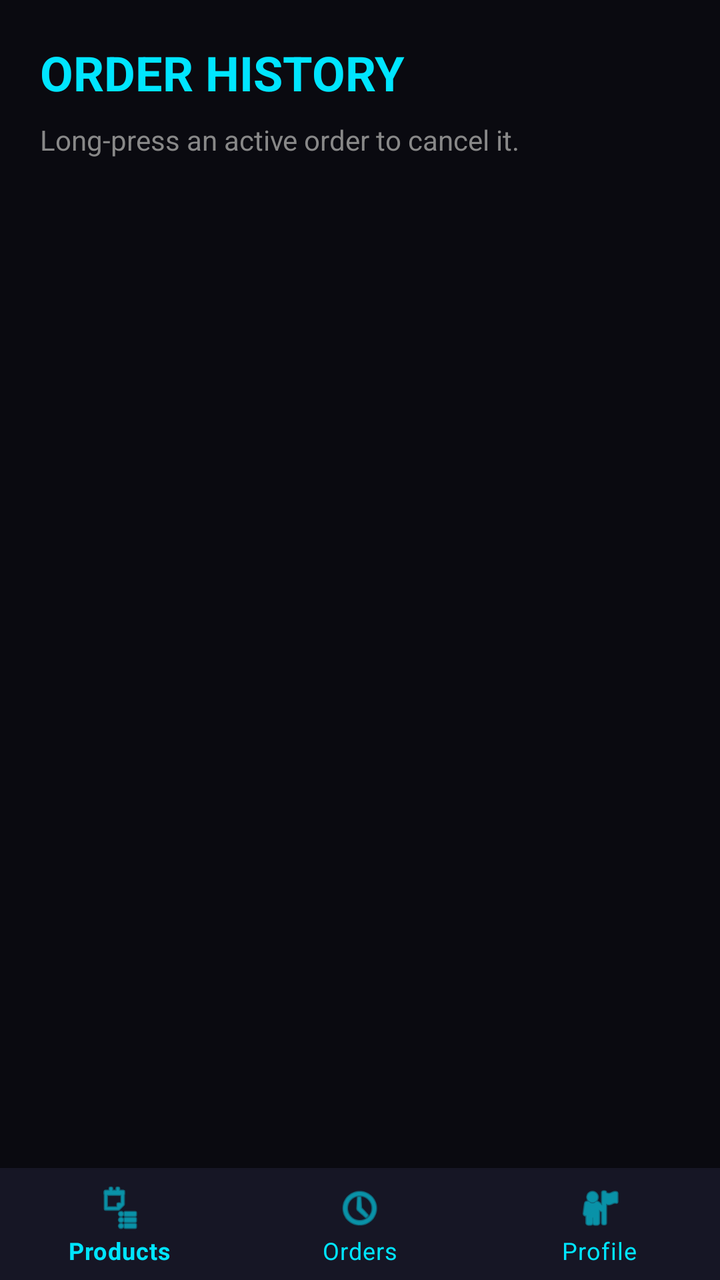
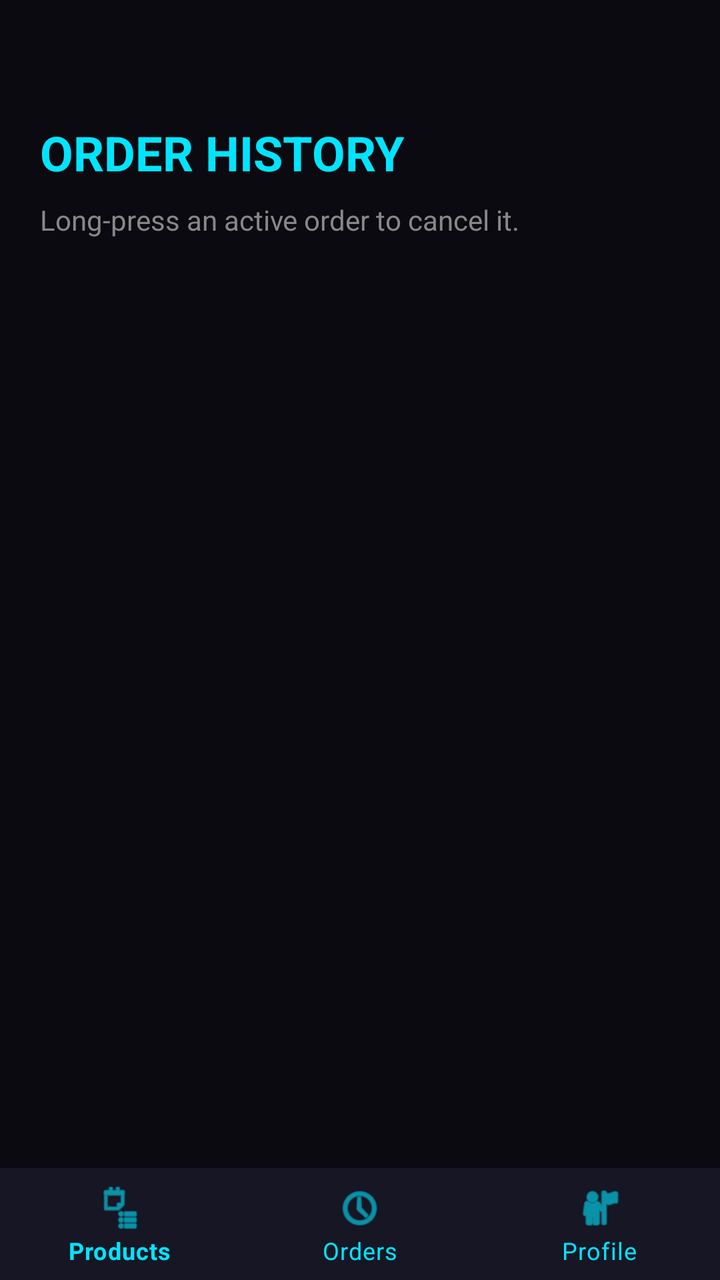

Compare the two renders of this Android layout. The source of the first and the diff that turns it into the second are given below.
<!-- AndroidManifest.xml: application theme Theme.PrintXpress -->
<!-- res/layout/activity_my_orders.xml -->
<?xml version="1.0" encoding="utf-8"?>
<RelativeLayout xmlns:android="http://schemas.android.com/apk/res/android"
    xmlns:app="http://schemas.android.com/apk/res-auto"
    android:layout_width="match_parent"
    android:layout_height="match_parent"
    android:background="#0A0A10">

    <LinearLayout
        android:layout_width="match_parent"
        android:layout_height="match_parent"
        android:layout_above="@+id/bottomNavigationView"
        android:orientation="vertical"
        android:padding="20dp">

        <TextView
            android:layout_width="match_parent"
            android:layout_height="wrap_content"
            android:text="ORDER HISTORY"
            android:textSize="24sp"
            android:textStyle="bold"
            android:textColor="#00E5FF"
            android:layout_marginBottom="8dp"/>

        <TextView
            android:layout_width="match_parent"
            android:layout_height="wrap_content"
            android:text="Long-press an active order to cancel it."
            android:textSize="14sp"
            android:textColor="#888888"
            android:layout_marginBottom="16dp"/>

        <ListView
            android:id="@+id/lvOrders"
            android:layout_width="match_parent"
            android:layout_height="match_parent"
            android:divider="@android:color/transparent"
            android:dividerHeight="16dp"
            android:scrollbars="none"/>
    </LinearLayout>

    <com.google.android.material.bottomnavigation.BottomNavigationView
        android:id="@+id/bottomNavigationView"
        android:layout_width="match_parent"
        android:layout_height="wrap_content"
        android:layout_alignParentBottom="true"
        android:background="#161625"
        app:itemIconTint="#00E5FF"
        app:itemTextColor="#00E5FF"
        app:menu="@menu/bottom_nav_menu" />
</RelativeLayout>
<!-- resources referenced by this layout -->
<resources>
  <style name="Theme.PrintXpress" parent="Base.Theme.PrintXpress" />
  <style name="Base.Theme.PrintXpress" parent="Theme.MaterialComponents.DayNight.NoActionBar">
          
          <item name="colorPrimary">@color/cyber_cyan</item>
          <item name="colorPrimaryVariant">@color/cyber_purple</item>
          <item name="colorOnPrimary">@color/white</item>
          <item name="colorSecondary">@color/cyber_pink</item>
  
          
          <item name="android:windowBackground">@color/cyber_light_bg</item>
          <item name="colorSurface">@color/cyber_card_light</item>
          <item name="android:textColor">@color/black</item>
      </style>
  <color name="cyber_cyan">#00E5FF</color>
  <color name="cyber_purple">#9D00FF</color>
  <color name="white">#FFFFFFFF</color>
  <color name="cyber_pink">#FF003C</color>
  <color name="cyber_light_bg">#F4F4FA</color>
  <color name="cyber_card_light">#FFFFFF</color>
  <color name="black">#FF000000</color>
</resources>

<!-- the commit's change to res/layout/activity_my_orders.xml (unified diff, before → after) -->
@@ -10,7 +10,10 @@
         android:layout_height="match_parent"
         android:layout_above="@+id/bottomNavigationView"
         android:orientation="vertical"
-        android:padding="20dp">
+        android:paddingStart="20dp"
+        android:paddingEnd="20dp"
+        android:paddingBottom="20dp"
+        android:paddingTop="60dp">
 
         <TextView
             android:layout_width="match_parent"
